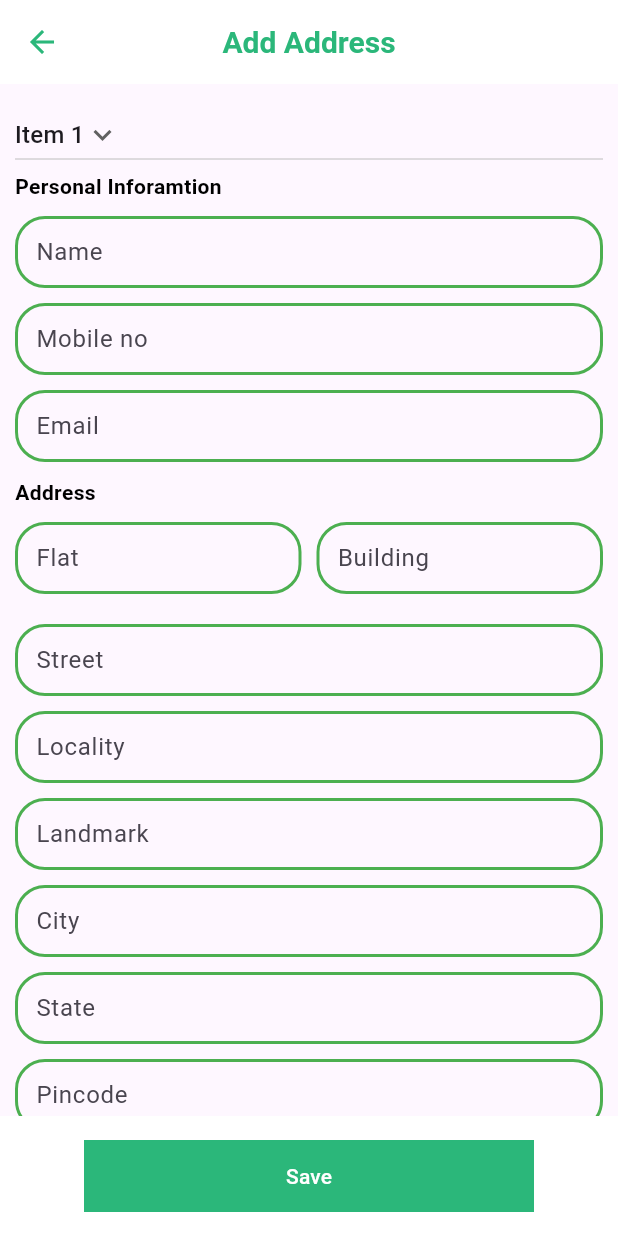
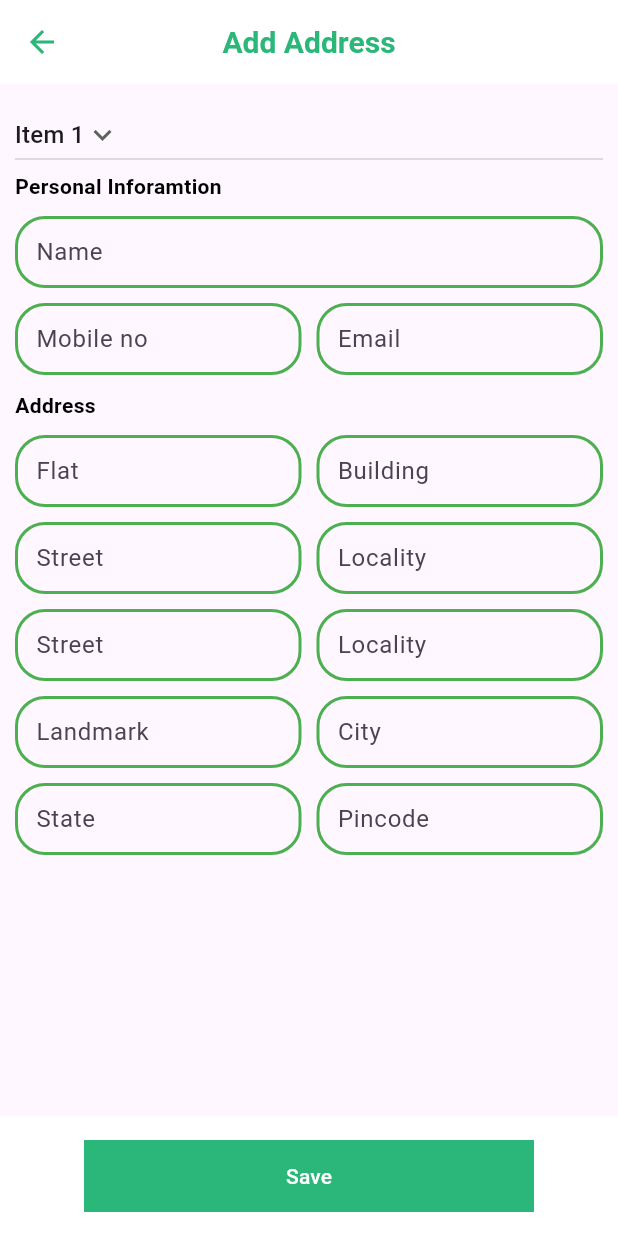
Before and after one commit to HiShubhamK/customerappflutter, a Flutter app: the AddAddressScreen screen opened directly, on a phone screen of 412 x 824 dp. Run offline on Flutter 3.47's test engine with Material 3 defaults, Android fonts, the phone set to English and light mode, and no system bars; our stand-ins replace animated_splash_screen, another_flushbar, carousel_slider, dio, dotted_border, flare_flutter and 6 more; missing offline and left inert: dart:ffi; accounts and stored records are empty.

Commit message:
cart and address screen ui changes.

```diff
--- a/lib/Button.dart
+++ b/lib/Button.dart
@@ -1,7 +1,7 @@
 import 'package:customerappdart/utils/routes/routes_name.dart';
 import 'package:customerappdart/utils/utils.dart';
 import 'package:flutter/material.dart';
-import 'package:fluttertoast/fluttertoast.dart';
+// import 'package:fluttertoast/fluttertoast.dart';
 
 class Button extends StatelessWidget {
   @override
--- a/lib/utils/utils.dart
+++ b/lib/utils/utils.dart
@@ -2,7 +2,7 @@ import 'package:another_flushbar/flushbar.dart';
 import 'package:another_flushbar/flushbar_route.dart';
 import 'package:customerappdart/model/dashboardmodell.dart';
 import 'package:flutter/material.dart';
-import 'package:fluttertoast/fluttertoast.dart';
+// import 'package:fluttertoast/fluttertoast.dart';
 import 'package:intl/intl.dart';
 import 'package:shared_preferences/shared_preferences.dart';
 import 'dart:developer';
@@ -42,16 +42,16 @@ class Utils {
     modelList!.clear();
   }
 
-  static toastMessage(String messsage) {
-    Fluttertoast.showToast(
-        msg: messsage,
-        toastLength: Toast.LENGTH_SHORT,
-        gravity: ToastGravity.CENTER,
-        timeInSecForIosWeb: 1,
-        backgroundColor: Colors.green,
-        textColor: Colors.white,
-        fontSize: 16.0);
-  }
+  // static toastMessage(String messsage) {
+  //   Fluttertoast.showToast(
+  //       msg: messsage,
+  //       toastLength: Toast.LENGTH_SHORT,
+  //       gravity: ToastGravity.CENTER,
+  //       timeInSecForIosWeb: 1,
+  //       backgroundColor: Colors.green,
+  //       textColor: Colors.white,
+  //       fontSize: 16.0);
+  // }
 
   static void flushbarErrorMessage(String messsage, BuildContext context) {
     showFlushbar(
--- a/lib/view/Screen_OTP.dart
+++ b/lib/view/Screen_OTP.dart
@@ -130,7 +130,7 @@ class _ScreenOTP extends State<ScreenOTP> {
                       verificationCode1 = verificationCode.trim();
                       if (verificationCode.toString().trim() ==
                           widget.otp.toString().trim()) {
-                        Utils.toastMessage('Login successfully!');
+                        // Utils.toastMessage('Login successfully!');
                       } else {
                         Utils.showsnackbar('Please enter valid otp', context);
                       }
--- a/lib/view/add_address_screen.dart
+++ b/lib/view/add_address_screen.dart
@@ -70,8 +70,7 @@ class AddAddressScreen extends StatelessWidget {
           ],
         ),
       ),
-      body: Center(
-          child: SingleChildScrollView(
+      body:  SingleChildScrollView(
         child: Container(
           margin: EdgeInsets.fromLTRB(10, 10, 10, 0),
           child: Column(
@@ -165,16 +164,23 @@ class AddAddressScreen extends StatelessWidget {
                           errormessage: "Enter name",
                         ),
                         SizedBox(height: 10),
+
+                        Row(
+                          children: [
+                            Expanded(child:
                             EditTextInputField(
                               hintTextToDisplay: "Mobile no",
                               textEditingController: mobilenumber,
                               errormessage: "Enter mobile number",
-                        ),
-                        SizedBox(height: 10),
+                            ),),
+                            SizedBox(width: 10),
+                            Expanded(child:
                             EditTextInputField(
                               hintTextToDisplay: "Email",
                               textEditingController: email,
                               errormessage: "Enter email adddress",
+                            ),)
+                          ],
                         ),
                         SizedBox(height: 10),
                         Container(
@@ -208,7 +214,19 @@ class AddAddressScreen extends StatelessWidget {
                         SizedBox(height: 10),
                         Row(
                           children: [
-
+                            Expanded(
+                              child: EditTextInputField(
+                              hintTextToDisplay: "Street",
+                              textEditingController: street,
+                              errormessage: "Enter street",
+                            ),),
+                            SizedBox(width: 10),
+                            Expanded(child:
+                            EditTextInputField(
+                              hintTextToDisplay: "Locality",
+                              textEditingController: locality,
+                              errormessage: "Enter locality",
+                            ),),
                           ],
                         ),
                         // EditTextInputField(
@@ -223,48 +241,71 @@ class AddAddressScreen extends StatelessWidget {
                         //   errormessage: "Enter building",
                         // ),
                         SizedBox(height: 10),
+
+
+                        Row(
+                          children: [
+                            Expanded(child:
                             EditTextInputField(
                               hintTextToDisplay: "Street",
                               textEditingController: street,
                               errormessage: "Enter street",
-                        ),
-                        SizedBox(height: 10),
+                            ),),
+                            SizedBox(width: 10),
+                            Expanded(child:
                             EditTextInputField(
                               hintTextToDisplay: "Locality",
                               textEditingController: locality,
                               errormessage: "Enter locality",
                             ),
+                            )
+                          ],
+                        ),
                         SizedBox(height: 10),
+                        Row(
+                          children: [
+                            Expanded(child:
                             EditTextInputField(
                               hintTextToDisplay: "Landmark",
                               textEditingController: landmark,
                               errormessage: "Enter landmmark",
                               ),
-                        SizedBox(height: 10),
+                            ),
+                            SizedBox(width: 10),
+                            Expanded(child:
                             EditTextInputField(
                               hintTextToDisplay: "City",
                               textEditingController: city,
                               errormessage: "Enter city",
+                            ),),
+                          ],
                         ),
                         SizedBox(height: 10),
+                        Row(
+                          children: [
+                            Expanded(child:
                             EditTextInputField(
                               hintTextToDisplay: "State",
                               textEditingController: state,
                               errormessage: "Enter State",
-                        ),
-                        SizedBox(height: 10),
+                            ),),
+                            SizedBox(width: 10),
+                            Expanded(child:
                             EditTextInputField(
                               hintTextToDisplay: "Pincode",
                               textEditingController: pincode,
                               errormessage: "Enter pincode",
+                            ),),
+                          ],
                         ),
+
                       ],
                     ),
                   )),
             ],
           ),
         ),
-      )),
+      ),
     );
   }
 }
--- a/lib/view/home_screen.dart
+++ b/lib/view/home_screen.dart
@@ -98,7 +98,8 @@ class _DashboardScreenState extends State<HomeScreen> {
             Navigator.push(
               context,
               MaterialPageRoute(
-                builder: (context) => ServicesScreen(),
+                builder:(context) => ProductScreen()
+                // builder: (context) => ServicesScreen(),
                 //   builder: (context) => CartScreen(),
                 // builder: (context) => ScreenSupport(),
               ),
@@ -489,7 +490,7 @@ class _DashboardScreenState extends State<HomeScreen> {
         menudata = data.map((json) => MenuData.fromJson(json)).toList();
         // _buildCarouselSlider(bannerList);
       });
-      Utils.toastMessage(menudata.toString());
+      // Utils.toastMessage(menudata.toString());
 
 
       // dashboardModel=DashboardModel();
--- a/lib/view/otp_screen.dart
+++ b/lib/view/otp_screen.dart
@@ -236,7 +236,7 @@ class OTPScreen extends StatelessWidget {
                           Map<String, dynamic> data = {
                             'mobileNo': Utils.mobile.toString(),
                           };
-                          Utils.toastMessage('Login successfully!');
+                          // Utils.toastMessage('Login successfully!');
 
                           authViewModel.validateAccount(data, context);
                           // authViewModel.Dashboard(data, context);
--- a/lib/view_model/auth_viewmodel.dart
+++ b/lib/view_model/auth_viewmodel.dart
@@ -239,7 +239,7 @@ class AuthViewModel with ChangeNotifier {
         // Utils.showsnackbar(value.toString(), context);
 
         if(value.isSuccess==true){
-          Utils.toastMessage('Dashboard api'+value.responseMessage.toString());
+          // Utils.toastMessage('Dashboard api'+value.responseMessage.toString());
 
           // Utils.TOKEN=value.data!.token.toString();
           // Navigator.push(
```
Also changed, not shown: pubspec.yaml (+5 -5 lines), pubspec.lock, 1 other file. Lines whose indentation alone changed are shown as unchanged.
